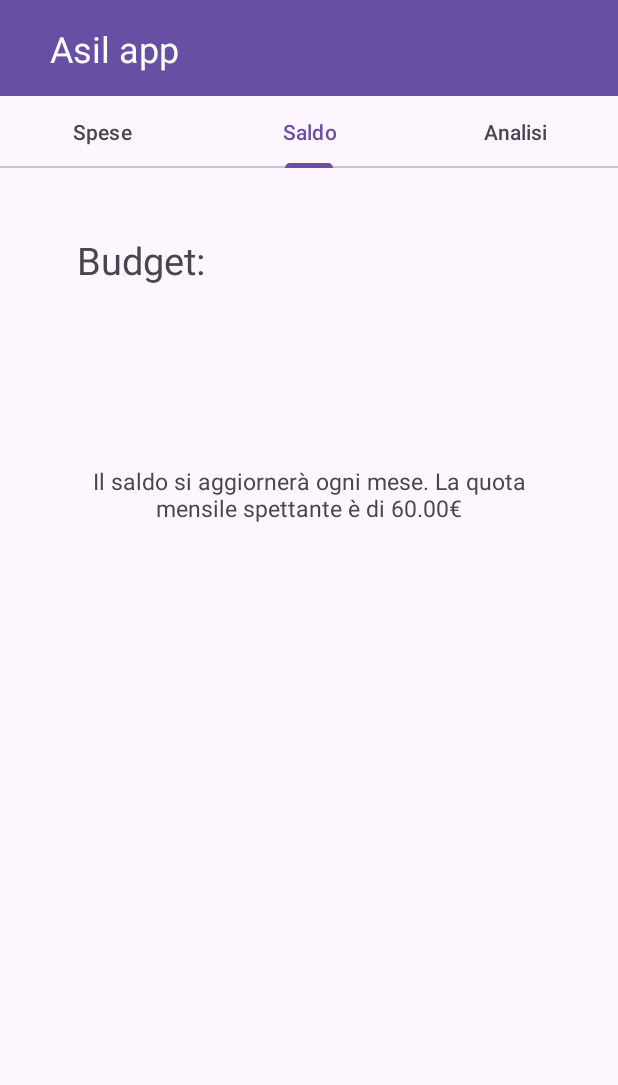
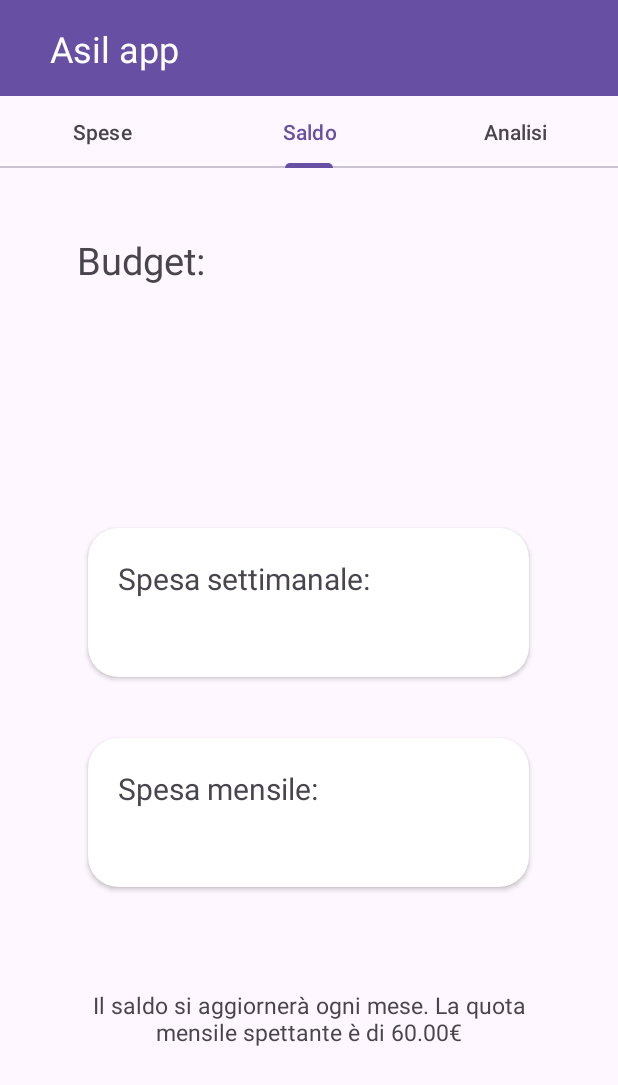
Before and after one commit to martinaminiello/Spese_MyApplication, an Android app: the screen it shows after launch (MainActivity), tab 2 chosen, on a phone screen of 412 x 824 dp. Shown: the top 1085 px of the screen. Run offline under Robolectric (Android 15) with nearby library versions, the phone set to English and light mode, and no system bars; our stand-ins replace Firebase (no records; nobody signed in at launch, a user with empty details on screens opened directly); libraries missing offline, so code that uses them is left out: com.github.mikephil.charting.

Commit message:
Finished Bilancio layout

```diff
--- a/app/src/main/AndroidManifest.xml
+++ b/app/src/main/AndroidManifest.xml
@@ -8,6 +8,7 @@
 
     <application
         android:allowBackup="true"
+        android:hardwareAccelerated="true"
         android:dataExtractionRules="@xml/data_extraction_rules"
         android:fullBackupContent="@xml/backup_rules"
         android:icon="@mipmap/ic_launcher"
@@ -16,9 +17,7 @@
         android:supportsRtl="true"
         android:theme="@style/Theme.Spese_MyApplication"
         tools:targetApi="31">
-        <service
-            android:name=".fragments.BudgetIncreaseService"
-            android:exported="false"/>
+
         <activity
             android:name=".MainActivity"
             android:exported="true"
--- a/app/src/main/res/layout/fragment_bilancio.xml
+++ b/app/src/main/res/layout/fragment_bilancio.xml
@@ -18,6 +18,10 @@
         android:text="Budget:  "
         android:textSize="25dp" />
 
+    <!-- CardView for Spesa mensile -->
+
+    <!-- CardView for Spesa settimanale -->
+
     <TextView
         android:id="@+id/textView3"
         android:layout_width="344dp"
@@ -25,14 +29,50 @@
         android:layout_alignParentTop="true"
         android:layout_centerInParent="true"
         android:layout_marginStart="35dp"
-        android:layout_marginTop="182dp"
+        android:layout_marginTop="531dp"
         android:padding="16dp"
         android:text="Il saldo si aggiornerà ogni mese. La quota mensile spettante è di 60.00€"
         android:textAlignment="center"
         android:textSize="15dp" />
 
+    <androidx.cardview.widget.CardView
+        android:id="@+id/CardView2"
+        android:layout_width="294dp"
+        android:layout_height="99dp"
+        android:layout_centerHorizontal="true"
+        android:layout_marginStart="16dp"
+        android:layout_marginTop="380dp"
+        android:layout_marginEnd="16dp"
+        android:padding="25dp"
+        app:cardCornerRadius="20dp">
 
+        <TextView
+            android:id="@+id/textMese"
+            android:layout_width="wrap_content"
+            android:layout_height="wrap_content"
+            android:padding="20dp"
+            android:text="Spesa mensile: "
+            android:textSize="20dp" />
+    </androidx.cardview.widget.CardView>
 
+    <androidx.cardview.widget.CardView
+        android:id="@+id/CardView1"
+        android:layout_width="294dp"
+        android:layout_height="99dp"
+        android:layout_centerHorizontal="true"
+        android:layout_marginStart="16dp"
+        android:layout_marginTop="240dp"
+        android:layout_marginEnd="16dp"
+        app:cardCornerRadius="20dp"
+        android:padding="25dp">
 
+        <TextView
+            android:id="@+id/textSett"
+            android:layout_width="wrap_content"
+            android:layout_height="wrap_content"
+            android:padding="20dp"
+            android:text="Spesa settimanale: "
+            android:textSize="20dp" />
+    </androidx.cardview.widget.CardView>
 
 </RelativeLayout>
```
